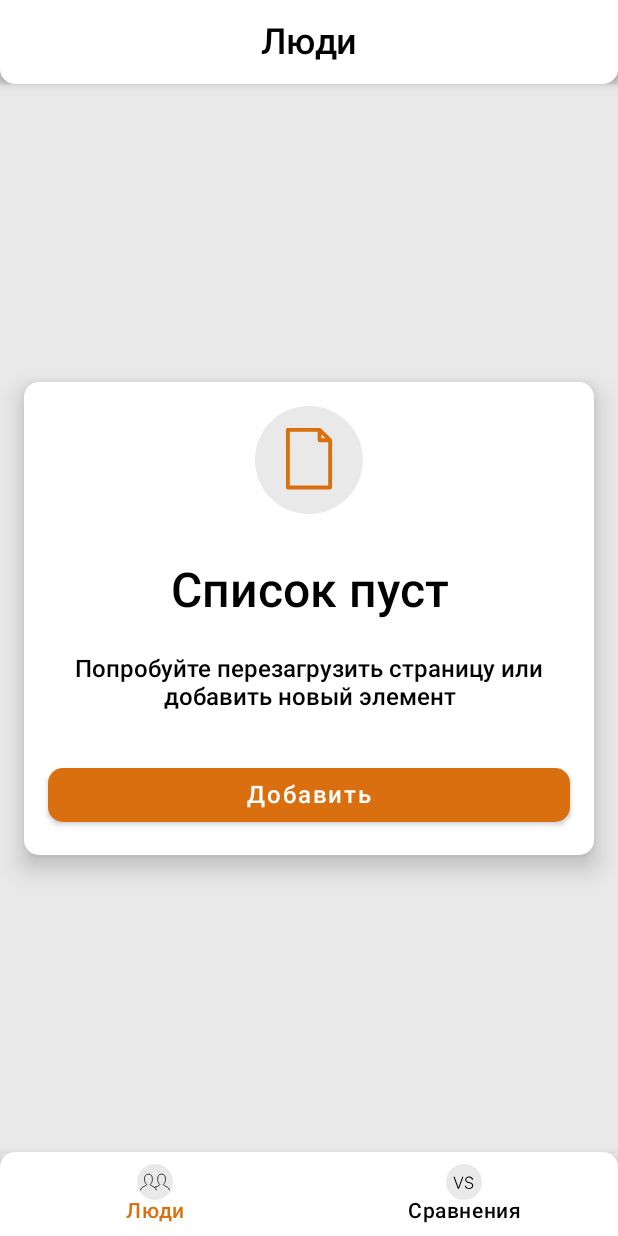
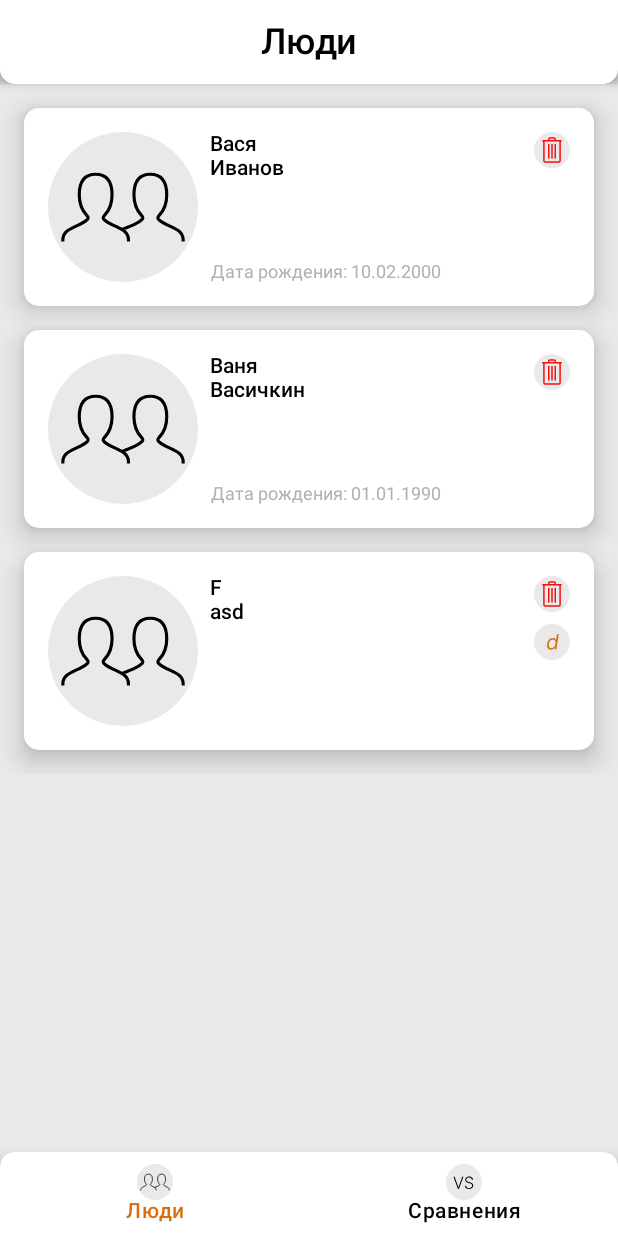
Before and after one commit to DeZerom/cursach, an Android app built with Jetpack Compose: the screen it shows after launch (MainActivity), on a phone screen of 412 x 824 dp. Run offline under Robolectric (Android 15) with nearby library versions, the phone set to English and light mode, and no system bars; our stand-ins replace Dagger/Hilt's generated code, Timber.

Commit message:
Перенес верстку итема в отдельный файл

```diff
--- a/app/src/main/java/ru/dezerom/interdiffer/data/repositoties/VkUsersRepository.kt
+++ b/app/src/main/java/ru/dezerom/interdiffer/data/repositoties/VkUsersRepository.kt
@@ -4,9 +4,10 @@ import kotlinx.coroutines.delay
 import ru.dezerom.interdiffer.data.network.apis.UsersApiService
 import ru.dezerom.interdiffer.data.network.requests.UserRequest
 import ru.dezerom.interdiffer.data.utils.safeVkApiCall
-import ru.dezerom.interdiffer.domain.models.user.UserModel
+import ru.dezerom.interdiffer.domain.models.DeactivationType
+import ru.dezerom.interdiffer.domain.models.user.VkUserModel
+import ru.dezerom.interdiffer.domain.models.utils.PartialDate
 import ru.dezerom.interdiffer.domain.models.utils.RequestResult
-import ru.dezerom.interdiffer.domain.models.utils.VkErrorType
 import ru.dezerom.interdiffer.mappers.toDomain
 import javax.inject.Inject
 
@@ -15,13 +16,19 @@ class VkUsersRepository @Inject constructor(
 ) {
 
     //todo размокать
-    suspend fun getSavedUsers(): RequestResult<List<UserModel>> {
+    suspend fun getSavedUsers(): RequestResult<List<VkUserModel>> {
         delay(2000)
 
-        return RequestResult.Error.VkError(VkErrorType.PRIVATE_PROFILE)
+        return RequestResult.Success(
+            listOf(
+                VkUserModel(1, "Вася", "Иванов", false, DeactivationType.ACTIVE, PartialDate(10, 2, 2000)),
+                VkUserModel(2, "Ваня", "Васичкин", false, DeactivationType.ACTIVE, PartialDate(1, 1, 1990)),
+                VkUserModel(3, "F", "asd", false, DeactivationType.DELETED, null)
+            )
+        )
     }
 
-    suspend fun getUserByScreenName(screenName: String): RequestResult<UserModel> {
+    suspend fun getUserByScreenName(screenName: String): RequestResult<VkUserModel> {
         return safeVkApiCall(
             call = {
                 usersApiService.getUserInfo(
--- a/app/src/main/java/ru/dezerom/interdiffer/domain/models/user/UserModel.kt
+++ b/app/src/main/java/ru/dezerom/interdiffer/domain/models/user/VkUserModel.kt
@@ -6,7 +6,7 @@ import ru.dezerom.interdiffer.domain.models.DeactivationType
 import ru.dezerom.interdiffer.domain.models.utils.PartialDate
 
 @Parcelize
-data class UserModel(
+data class VkUserModel(
     val id: Int,
     val firstName: String,
     val lastName: String,
--- a/app/src/main/java/ru/dezerom/interdiffer/mappers/UsersMapper.kt
+++ b/app/src/main/java/ru/dezerom/interdiffer/mappers/UsersMapper.kt
@@ -2,11 +2,11 @@ package ru.dezerom.interdiffer.mappers
 
 import ru.dezerom.interdiffer.data.models.UserDataModel
 import ru.dezerom.interdiffer.domain.models.DeactivationType
-import ru.dezerom.interdiffer.domain.models.user.UserModel
+import ru.dezerom.interdiffer.domain.models.user.VkUserModel
 import ru.dezerom.interdiffer.domain.utils.toPartialDate
 
 fun UserDataModel.toDomain() =
-    UserModel(
+    VkUserModel(
         id = id ?: 0,
         firstName = firstName ?: "",
         lastName = lastName ?: "",
--- /dev/null
+++ b/app/src/main/java/ru/dezerom/interdiffer/presentation/items/VkUserItemFile.kt
@@ -0,0 +1,96 @@
+package ru.dezerom.interdiffer.presentation.items
+
+import androidx.compose.foundation.Image
+import androidx.compose.foundation.clickable
+import androidx.compose.foundation.layout.*
+import androidx.compose.runtime.Composable
+import androidx.compose.ui.Alignment
+import androidx.compose.ui.Modifier
+import androidx.compose.ui.res.painterResource
+import androidx.compose.ui.res.stringResource
+import ru.dezerom.interdiffer.R
+import ru.dezerom.interdiffer.domain.models.DeactivationType
+import ru.dezerom.interdiffer.domain.models.user.VkUserModel
+import ru.dezerom.interdiffer.domain.utils.toDayMonthYearString
+import ru.dezerom.interdiffer.presentation.utils.Dimens
+import ru.dezerom.interdiffer.presentation.utils.MaxSizeModifier
+import ru.dezerom.interdiffer.presentation.widgets.BaseCenteredText
+import ru.dezerom.interdiffer.presentation.widgets.BaseSmallText
+import ru.dezerom.interdiffer.presentation.widgets.FullWidthCard
+
+@Composable
+fun VkUserItem(
+    model: VkUserModel,
+    onClick: (VkUserModel) -> Unit,
+    onInfoCircleClick: () -> Unit,
+    onDeleteCircleClick: (VkUserModel) -> Unit
+) {
+
+    FullWidthCard(
+        modifier = Modifier
+            .clickable { onClick(model) }
+    ) {
+        Box(
+            modifier = MaxSizeModifier
+                .padding(Dimens.Paddings.basePadding)
+        ) {
+            Row(
+                modifier = MaxSizeModifier
+                    .align(Alignment.TopStart)
+            ) {
+                Image(
+                    modifier = Modifier.size(Dimens.Sizes.smallPhotoSize),
+                    painter = painterResource(id = R.drawable.ic_people),
+                    contentDescription = null
+                )
+
+                Box(
+                    contentAlignment = Alignment.TopStart,
+                    modifier = Modifier
+                        .height(Dimens.Sizes.smallPhotoSize)
+                        .padding(start = Dimens.Paddings.halfPadding)
+                ) {
+                    Column {
+                        BaseCenteredText(text = model.firstName)
+                        BaseCenteredText(text = model.lastName)
+                    }
+
+                    model.birthDate?.toDayMonthYearString()?.let { birthDate ->
+                        BaseSmallText(
+                            text = stringResource(id = R.string.birthDate, birthDate),
+                            modifier = Modifier.align(Alignment.BottomStart)
+                        )
+                    }
+                }
+            }
+
+            Column(
+                modifier = Modifier.align(Alignment.TopEnd)
+            ) {
+                Image(
+                    painter = painterResource(id = R.drawable.ic_delete),
+                    contentDescription = stringResource(id = R.string.delete),
+                    modifier = Modifier
+                        .clickable { onDeleteCircleClick(model) }
+                )
+
+                val deactivationIcon = when (model.deactivationType) {
+                    DeactivationType.ACTIVE -> null
+                    DeactivationType.DELETED -> R.drawable.ic_deleted
+                    DeactivationType.BANNED -> R.drawable.ic_banned
+                }
+
+                deactivationIcon?.let {
+                    Image(
+                        painter = painterResource(id = it),
+                        contentDescription = null,
+                        modifier = Modifier
+                            .padding(top = Dimens.Paddings.halfPadding)
+                            .clickable { onInfoCircleClick() }
+                    )
+                }
+            }
+        }
+    }
+
+}
--- a/app/src/main/java/ru/dezerom/interdiffer/presentation/sreens/people/PeopleScreenFile.kt
+++ b/app/src/main/java/ru/dezerom/interdiffer/presentation/sreens/people/PeopleScreenFile.kt
@@ -1,20 +1,10 @@
 package ru.dezerom.interdiffer.presentation.sreens.people
 
-import androidx.compose.foundation.Image
-import androidx.compose.foundation.clickable
-import androidx.compose.foundation.layout.*
 import androidx.compose.runtime.Composable
 import androidx.compose.runtime.collectAsState
 import androidx.compose.runtime.getValue
-import androidx.compose.ui.Alignment
-import androidx.compose.ui.Modifier
-import androidx.compose.ui.res.painterResource
-import androidx.compose.ui.res.stringResource
-import ru.dezerom.interdiffer.R
-import ru.dezerom.interdiffer.domain.utils.toDayMonthYearString
+import ru.dezerom.interdiffer.presentation.items.VkUserItem
 import ru.dezerom.interdiffer.presentation.sreens.base.BaseScreen
-import ru.dezerom.interdiffer.presentation.utils.Dimens
-import ru.dezerom.interdiffer.presentation.utils.MaxSizeModifier
 import ru.dezerom.interdiffer.presentation.widgets.*
 
 @Composable
@@ -51,53 +41,12 @@ private fun ShowListState(
             ) {
                 val item = items[it]
 
-                FullWidthCard(
-                    modifier = Modifier
-                        .clickable { viewModel.onItemClick(item) }
-                ) {
-                    Box(
-                        modifier = MaxSizeModifier
-                            .padding(Dimens.Paddings.basePadding)
-                    ) {
-                        Row(
-                            modifier = MaxSizeModifier
-                                .align(Alignment.TopStart)
-                        ) {
-                            Image(
-                                modifier = Modifier.size(Dimens.Sizes.smallPhotoSize),
-                                painter = painterResource(id = R.drawable.ic_people),
-                                contentDescription = null
-                            )
-
-                            Box(
-                                contentAlignment = Alignment.TopStart,
-                                modifier = Modifier
-                                    .height(Dimens.Sizes.smallPhotoSize)
-                                    .padding(start = Dimens.Paddings.halfPadding)
-                            ) {
-                                Column {
-                                    BaseCenteredText(text = item.firstName)
-                                    BaseCenteredText(text = item.lastName)
-                                }
-
-                                item.birthDate?.toDayMonthYearString()?.let { birthDate ->
-                                    BaseSmallText(
-                                        text = stringResource(id = R.string.birthDate, birthDate),
-                                        modifier = Modifier.align(Alignment.BottomStart)
-                                    )
-                                }
-                            }
-                            }
-
-                        Image(
-                            painter = painterResource(id = R.drawable.ic_delete),
-                            contentDescription = stringResource(id = R.string.delete),
-                            modifier = Modifier
-                                .align(Alignment.TopEnd)
-                                .clickable { viewModel.onItemDeleteClick() }
-                        )
-                    }
-                }
+                VkUserItem(
+                    model = item,
+                    onClick = viewModel::onItemClick,
+                    onInfoCircleClick = viewModel::onInfoCircleClick,
+                    onDeleteCircleClick = viewModel::onItemDeleteClick
+                )
             }
         }
     }
--- a/app/src/main/java/ru/dezerom/interdiffer/presentation/sreens/people/PeopleScreenState.kt
+++ b/app/src/main/java/ru/dezerom/interdiffer/presentation/sreens/people/PeopleScreenState.kt
@@ -1,9 +1,9 @@
 package ru.dezerom.interdiffer.presentation.sreens.people
 
-import ru.dezerom.interdiffer.domain.models.user.UserModel
+import ru.dezerom.interdiffer.domain.models.user.VkUserModel
 
 sealed interface PeopleScreenState {
 
-    class ShowingList(val list: List<UserModel>): PeopleScreenState
+    class ShowingList(val list: List<VkUserModel>): PeopleScreenState
 
 }
--- a/app/src/main/java/ru/dezerom/interdiffer/presentation/sreens/people/PeopleViewModel.kt
+++ b/app/src/main/java/ru/dezerom/interdiffer/presentation/sreens/people/PeopleViewModel.kt
@@ -1,10 +1,12 @@
 package ru.dezerom.interdiffer.presentation.sreens.people
 
+import androidx.lifecycle.viewModelScope
 import dagger.hilt.android.lifecycle.HiltViewModel
 import kotlinx.coroutines.flow.MutableStateFlow
 import kotlinx.coroutines.flow.asStateFlow
+import kotlinx.coroutines.launch
 import ru.dezerom.interdiffer.data.repositoties.VkUsersRepository
-import ru.dezerom.interdiffer.domain.models.user.UserModel
+import ru.dezerom.interdiffer.domain.models.user.VkUserModel
 import ru.dezerom.interdiffer.domain.models.utils.RequestResult
 import ru.dezerom.interdiffer.presentation.sreens.base.BaseViewModel
 import javax.inject.Inject
@@ -46,11 +48,15 @@ class PeopleViewModel @Inject constructor(
         setToastText("asdasd")
     }
 
-    fun onItemClick(item: UserModel) {
+    fun onItemClick(item: VkUserModel) = viewModelScope.launch {
         setToastText(item.firstName)
     }
 
-    fun onItemDeleteClick() {
+    fun onItemDeleteClick(item: VkUserModel) {
         setToastText("delete")
     }
+
+    fun onInfoCircleClick() {
+        setToastText("Some info dialog here")
+    }
 }
--- /dev/null
+++ b/app/src/main/res/drawable/ic_banned.xml
@@ -0,0 +1,12 @@
+<vector xmlns:android="http://schemas.android.com/apk/res/android"
+    android:width="24dp"
+    android:height="24dp"
+    android:viewportWidth="24"
+    android:viewportHeight="24">
+  <path
+      android:pathData="M12,12m-12,0a12,12 0,1 1,24 0a12,12 0,1 1,-24 0"
+      android:fillColor="#E9E9E9"/>
+  <path
+      android:pathData="M8.597,17L10.287,6.818H11.46L10.844,10.577H10.943C11.049,10.444 11.197,10.275 11.386,10.07C11.575,9.861 11.828,9.675 12.146,9.513C12.465,9.347 12.872,9.264 13.369,9.264C14.012,9.264 14.551,9.425 14.985,9.746C15.423,10.068 15.729,10.524 15.905,11.114C16.084,11.704 16.107,12.4 15.974,13.202C15.842,14.01 15.588,14.711 15.214,15.305C14.843,15.895 14.385,16.352 13.842,16.677C13.301,16.998 12.713,17.159 12.077,17.159C11.586,17.159 11.207,17.078 10.938,16.916C10.673,16.75 10.477,16.563 10.352,16.354C10.229,16.142 10.134,15.966 10.068,15.827H9.929L9.73,17H8.597ZM10.386,13.182C10.294,13.759 10.295,14.267 10.391,14.708C10.488,15.146 10.678,15.489 10.963,15.737C11.248,15.983 11.626,16.105 12.097,16.105C12.587,16.105 13.018,15.976 13.389,15.717C13.76,15.455 14.065,15.104 14.304,14.663C14.543,14.219 14.708,13.725 14.801,13.182C14.887,12.645 14.884,12.161 14.791,11.73C14.702,11.296 14.513,10.953 14.224,10.701C13.939,10.446 13.548,10.318 13.051,10.318C12.574,10.318 12.151,10.439 11.783,10.681C11.419,10.92 11.117,11.255 10.879,11.685C10.643,12.113 10.479,12.612 10.386,13.182Z"
+      android:fillColor="#EF1212"/>
+</vector>
--- /dev/null
+++ b/app/src/main/res/drawable/ic_deleted.xml
@@ -0,0 +1,12 @@
+<vector xmlns:android="http://schemas.android.com/apk/res/android"
+    android:width="24dp"
+    android:height="24dp"
+    android:viewportWidth="24"
+    android:viewportHeight="24">
+  <path
+      android:pathData="M12,12m-12,0a12,12 0,1 1,24 0a12,12 0,1 1,-24 0"
+      android:fillColor="#E9E9E9"/>
+  <path
+      android:pathData="M11.311,17.159C10.671,17.159 10.134,16.998 9.7,16.677C9.266,16.352 8.96,15.895 8.781,15.305C8.605,14.711 8.583,14.01 8.716,13.202C8.852,12.4 9.105,11.704 9.477,11.114C9.851,10.524 10.31,10.068 10.854,9.746C11.397,9.425 11.991,9.264 12.634,9.264C13.131,9.264 13.51,9.347 13.772,9.513C14.037,9.675 14.229,9.861 14.349,10.07C14.468,10.275 14.559,10.444 14.622,10.577H14.722L15.348,6.818H16.521L14.831,17H13.697L13.896,15.827H13.757C13.648,15.966 13.495,16.142 13.3,16.354C13.104,16.563 12.846,16.75 12.524,16.916C12.206,17.078 11.802,17.159 11.311,17.159ZM11.599,16.105C12.07,16.105 12.491,15.983 12.862,15.737C13.237,15.489 13.548,15.146 13.797,14.708C14.045,14.267 14.218,13.759 14.314,13.182C14.41,12.612 14.407,12.113 14.304,11.685C14.201,11.255 14.004,10.92 13.712,10.681C13.421,10.439 13.035,10.318 12.554,10.318C12.06,10.318 11.631,10.446 11.266,10.701C10.902,10.953 10.605,11.296 10.376,11.73C10.148,12.161 9.989,12.645 9.899,13.182C9.81,13.725 9.808,14.219 9.894,14.663C9.98,15.104 10.163,15.455 10.441,15.717C10.723,15.976 11.109,16.105 11.599,16.105Z"
+      android:fillColor="#D96F0E"/>
+</vector>
```
